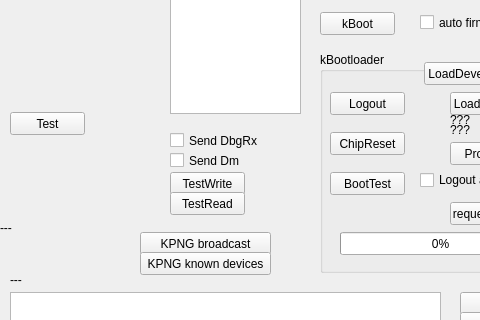
Above: xbeegui.ui from nefarius2001/XBeeGui before the change; both pictures show x 0 to 480 and y 88 to 408 of the 878 by 563 pixel window. Below: the same form after it.
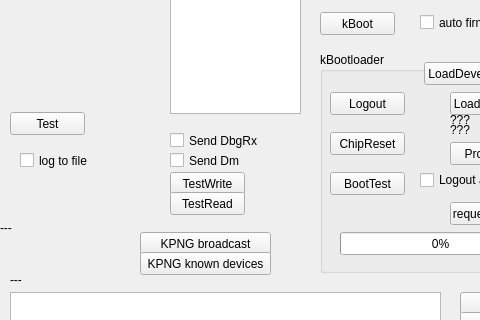
That is the form after the change. Custom widgets are drawn as their Qt base class.

```diff
--- a/xbeegui.ui
+++ b/xbeegui.ui
@@ -489,6 +489,19 @@
      </rect>
     </property>
    </widget>
+   <widget class="QCheckBox" name="chkLogToFile">
+    <property name="geometry">
+     <rect>
+      <x>20</x>
+      <y>240</y>
+      <width>70</width>
+      <height>17</height>
+     </rect>
+    </property>
+    <property name="text">
+     <string>log to file</string>
+    </property>
+   </widget>
   </widget>
   <widget class="QMenuBar" name="menubar">
    <property name="geometry">
```
